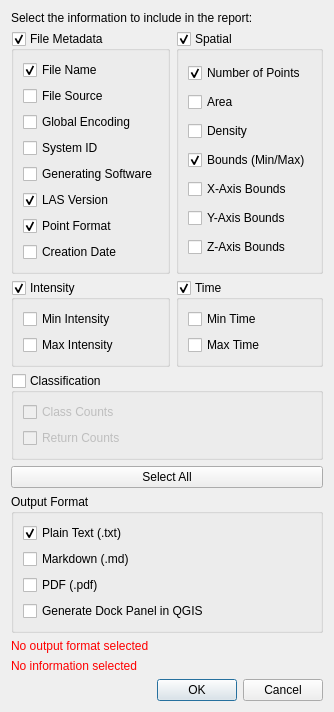
This is tools_suite/report_generation/report_form.ui in Skoolzon3/MyLiDAR as Qt 5 draws it before an edit. The edited form follows.
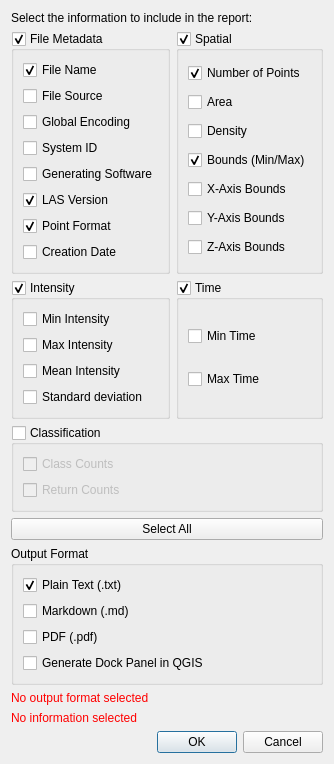
This is the edited form.

Commit message:
Add new intensity attributes to report generation
- The user can now show intensity's mean and standard deviation in all available output formats (and translations)
- Tool menu order modified

```diff
--- a/tools_suite/report_generation/report_form.ui
+++ b/tools_suite/report_generation/report_form.ui
@@ -255,6 +255,26 @@
                                         </property>
                                     </widget>
                                 </item>
+                                <item>
+                                    <widget class="QCheckBox" name="checkIntensityMean">
+                                        <property name="text">
+                                            <string>Mean Intensity</string>
+                                        </property>
+                                        <property name="toolTip">
+                                            <string>Average intensity of the dataset</string>
+                                        </property>
+                                    </widget>
+                                </item>
+                                <item>
+                                    <widget class="QCheckBox" name="checkIntensitySD">
+                                        <property name="text">
+                                            <string>Standard deviation</string>
+                                        </property>
+                                        <property name="toolTip">
+                                            <string>Standard deviation of the dataset</string>
+                                        </property>
+                                    </widget>
+                                </item>
                             </layout>
                         </widget>
                     </item>
```
The commit also changes 7 other files.
